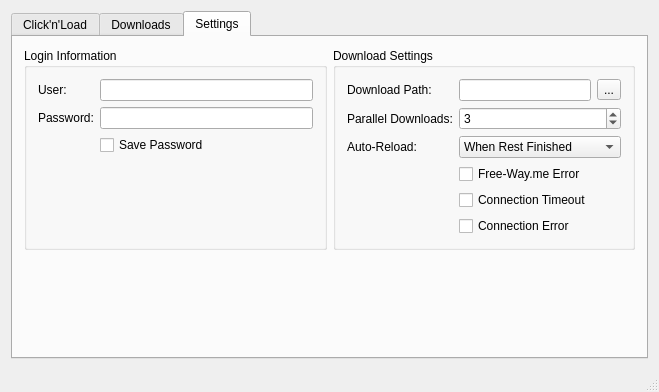
This is gui/mainwindow.ui in rbrtslmn/FDP as Qt 5 draws it before an edit. The edited form follows.
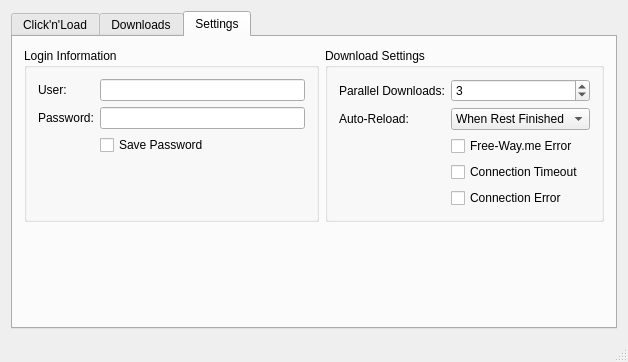
This is the edited form. The open tabs and pages were chosen to show the change.

Commit message: Moved path gui to the first tab

What changed in the file:
```diff
--- a/gui/mainwindow.ui
+++ b/gui/mainwindow.ui
@@ -6,8 +6,8 @@
    <rect>
     <x>0</x>
     <y>0</y>
-    <width>659</width>
-    <height>392</height>
+    <width>628</width>
+    <height>362</height>
    </rect>
   </property>
   <property name="windowTitle">
@@ -33,19 +33,27 @@
          </widget>
         </item>
         <item>
-         <layout class="QHBoxLayout" name="horizontalLayout_3">
-          <item>
-           <spacer name="horizontalSpacer">
-            <property name="orientation">
-             <enum>Qt::Horizontal</enum>
-            </property>
-            <property name="sizeHint" stdset="0">
-             <size>
-              <width>40</width>
-              <height>20</height>
-             </size>
-            </property>
-           </spacer>
+         <layout class="QGridLayout" name="gridLayout">
+          <item row="0" column="0">
+           <layout class="QHBoxLayout" name="horizontalLayout">
+            <item>
+             <widget class="QLabel" name="label_3">
+              <property name="text">
+               <string>Download Path:</string>
+              </property>
+             </widget>
+            </item>
+            <item>
+             <widget class="QLineEdit" name="lineEdit_3"/>
+            </item>
+            <item>
+             <widget class="QToolButton" name="toolButton">
+              <property name="text">
+               <string>...</string>
+              </property>
+             </widget>
+            </item>
+           </layout>
           </item>
           <item>
            <widget class="QPushButton" name="pushButton">
@@ -132,34 +140,13 @@
               <enum>QFormLayout::AllNonFixedFieldsGrow</enum>
              </property>
              <item row="0" column="0">
-              <widget class="QLabel" name="label_3">
-               <property name="text">
-                <string>Download Path:</string>
-               </property>
-              </widget>
-             </item>
-             <item row="0" column="1">
-              <layout class="QHBoxLayout" name="horizontalLayout">
-               <item>
-                <widget class="QLineEdit" name="lineEdit_3"/>
-               </item>
-               <item>
-                <widget class="QToolButton" name="toolButton">
-                 <property name="text">
-                  <string>...</string>
-                 </property>
-                </widget>
-               </item>
-              </layout>
-             </item>
-             <item row="1" column="0">
               <widget class="QLabel" name="label_4">
                <property name="text">
                 <string>Parallel Downloads:</string>
                </property>
               </widget>
              </item>
-             <item row="1" column="1">
+             <item row="0" column="1">
               <widget class="QSpinBox" name="spinBox">
                <property name="minimum">
                 <number>0</number>
@@ -172,51 +159,51 @@
                </property>
               </widget>
              </item>
-             <item row="3" column="1">
+             <item row="1" column="0">
+              <widget class="QLabel" name="label_5">
+               <property name="text">
+                <string>Auto-Reload:</string>
+               </property>
+              </widget>
+             </item>
+             <item row="1" column="1">
+              <widget class="QComboBox" name="comboBox">
+               <property name="currentIndex">
+                <number>1</number>
+               </property>
+               <item>
+                <property name="text">
+                 <string>At Occurrence</string>
+                </property>
+               </item>
+               <item>
+                <property name="text">
+                 <string>When Rest Finished</string>
+                </property>
+               </item>
+              </widget>
+             </item>
+             <item row="2" column="1">
               <widget class="QCheckBox" name="checkBox_2">
                <property name="text">
                 <string>Free-Way.me Error</string>
                </property>
               </widget>
              </item>
-             <item row="4" column="1">
+             <item row="3" column="1">
               <widget class="QCheckBox" name="checkBox_3">
                <property name="text">
                 <string>Connection Timeout</string>
                </property>
               </widget>
              </item>
-             <item row="5" column="1">
+             <item row="4" column="1">
               <widget class="QCheckBox" name="checkBox_4">
                <property name="text">
                 <string>Connection Error</string>
                </property>
               </widget>
              </item>
-             <item row="2" column="1">
-              <widget class="QComboBox" name="comboBox">
-               <property name="currentIndex">
-                <number>1</number>
-               </property>
-               <item>
-                <property name="text">
-                 <string>At Occurrence</string>
-                </property>
-               </item>
-               <item>
-                <property name="text">
-                 <string>When Rest Finished</string>
-                </property>
-               </item>
-              </widget>
-             </item>
-             <item row="2" column="0">
-              <widget class="QLabel" name="label_5">
-               <property name="text">
-                <string>Auto-Reload:</string>
-               </property>
-              </widget>
-             </item>
             </layout>
            </widget>
           </item>
```
Left out of the diff: 8 changed lines with no effect on the pictures.
